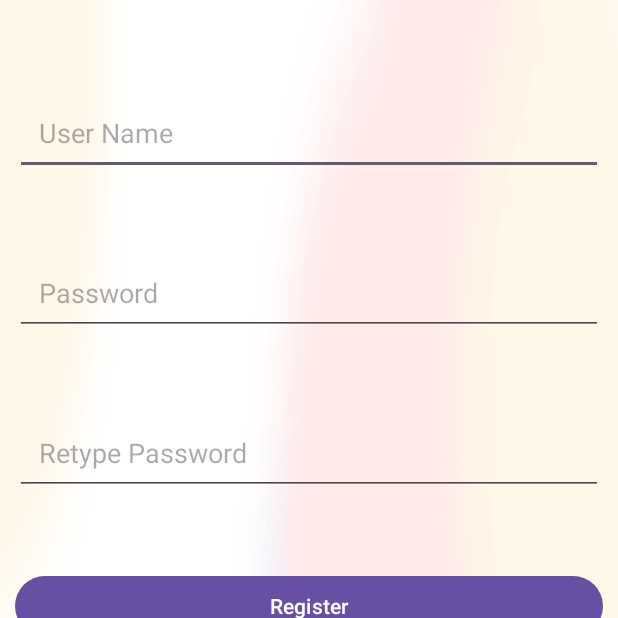
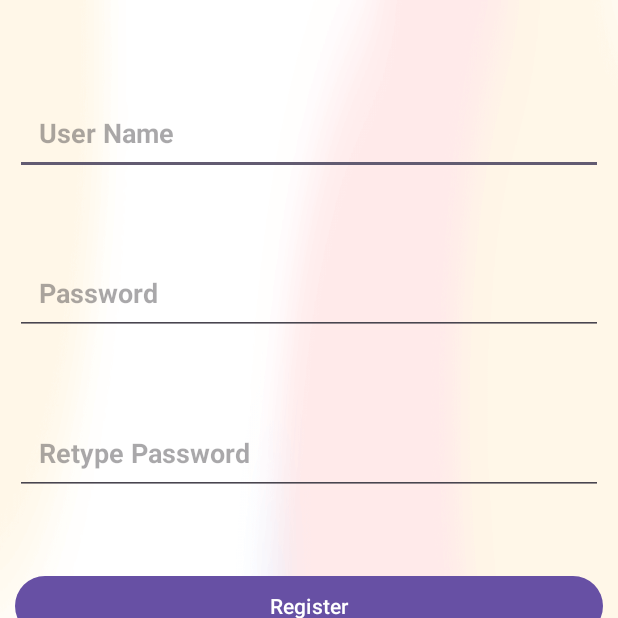
Before and after one commit to suraj741994/SLOWEat-Android, an Android app: the screen it shows after launch (MainActivity), on a phone screen of 412 x 824 dp, the top half of it. Run offline under Robolectric (Android 15) with nearby library versions, the phone set to English and light mode, and no system bars.

Commit message:
Second Commit

```diff
--- a/app/src/main/res/layout/activity_login.xml
+++ b/app/src/main/res/layout/activity_login.xml
@@ -13,9 +13,11 @@
         android:layout_width="match_parent"
         android:layout_height="wrap_content"
         android:hint="User Name"
+        android:textStyle="bold"
         android:layout_marginTop="50dp"/>
 
     <EditText
+        android:textStyle="bold"
         android:id="@+id/password1"
         android:layout_width="match_parent"
         android:layout_height="wrap_content"
--- a/app/src/main/res/layout/activity_main.xml
+++ b/app/src/main/res/layout/activity_main.xml
@@ -10,6 +10,7 @@
 
     <EditText
         android:id="@+id/username"
+        android:textStyle="bold"
         android:layout_width="match_parent"
         android:layout_height="wrap_content"
         android:hint="User Name"
@@ -18,6 +19,7 @@
 
     <EditText
         android:id="@+id/password"
+        android:textStyle="bold"
         android:layout_width="match_parent"
         android:layout_height="wrap_content"
         android:hint="Password"
@@ -30,6 +32,7 @@
         android:layout_width="match_parent"
         android:layout_height="wrap_content"
         android:hint="Retype Password"
+        android:textStyle="bold"
         android:layout_marginTop="50dp"
         android:layout_below="@+id/password"
         android:padding="16dp"/>/>
```
